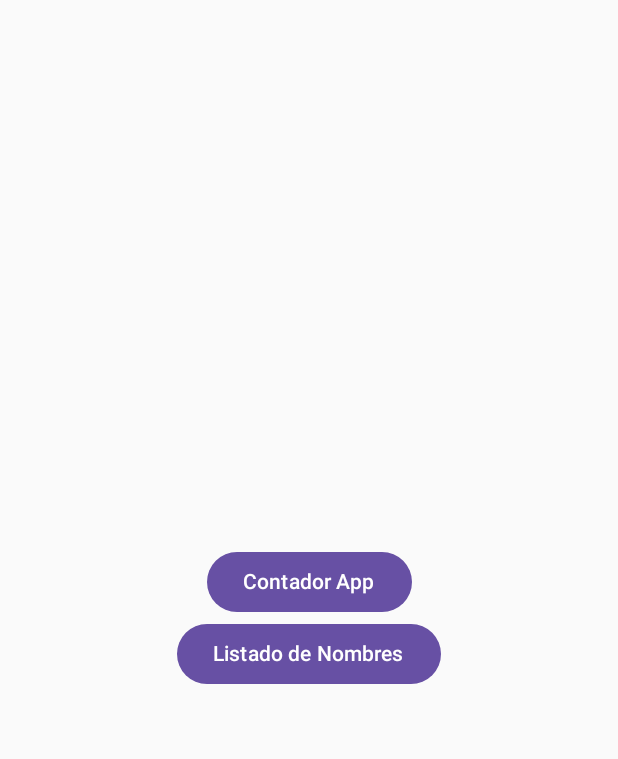
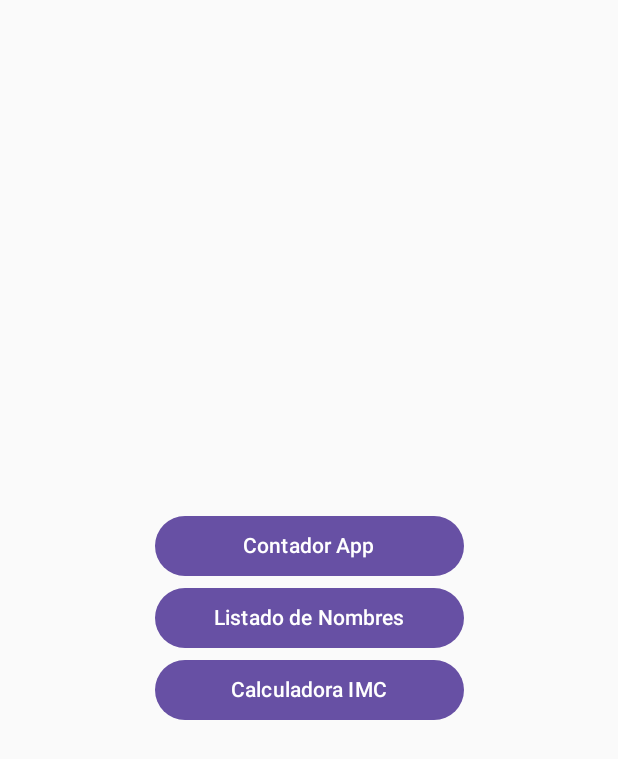
Before and after one commit to julioTID/AppsWithJetpackCompose, an Android app built with Jetpack Compose: the screen it shows after launch (MainActivity), on a phone screen of 412 x 824 dp. Shown: the top 759 px of the screen. Run offline under Robolectric (Android 15) with nearby library versions, the phone set to English and light mode, and no system bars.

Commit message:
Agregado IMC (Boton para ingresar y bosquejo de diseño). Faltan funcionalidades.

```diff
--- a/app/src/main/java/com/example/applicationswithcompose/Counter.kt
+++ b/app/src/main/java/com/example/applicationswithcompose/Counter.kt
@@ -12,7 +12,9 @@ import androidx.compose.runtime.remember
 import androidx.compose.runtime.setValue
 import androidx.compose.ui.Alignment
 import androidx.compose.ui.Modifier
+import androidx.compose.ui.tooling.preview.Preview
 
+@Preview
 @Composable
 fun Counter(){
 
--- a/app/src/main/java/com/example/applicationswithcompose/MainActivity.kt
+++ b/app/src/main/java/com/example/applicationswithcompose/MainActivity.kt
@@ -3,26 +3,24 @@ package com.example.applicationswithcompose
 import android.os.Bundle
 import androidx.activity.ComponentActivity
 import androidx.activity.compose.setContent
-import androidx.activity.enableEdgeToEdge
-import androidx.compose.foundation.layout.fillMaxSize
-import androidx.compose.foundation.layout.padding
-import androidx.compose.material3.Scaffold
-import androidx.compose.material3.Text
-import androidx.compose.runtime.Composable
-import androidx.compose.ui.Modifier
-import androidx.compose.ui.tooling.preview.Preview
 import androidx.navigation.compose.NavHost
 import androidx.navigation.compose.composable
 import androidx.navigation.compose.rememberNavController
-import com.example.applicationswithcompose.ui.theme.ApplicationsWithComposeTheme
-import com.example.applicationswithcompose.ui.theme.ScreenMain
 
 class MainActivity : ComponentActivity() {
     override fun onCreate(savedInstanceState: Bundle?) {
         super.onCreate(savedInstanceState)
         setContent {
+
+            //Creamos el navController
             val navController = rememberNavController()
+
+            //Declaramos el navHost
             NavHost(navController = navController, startDestination = "screen_main" , builder = {
+
+                //--Definimos las pantallas
+
+                    //Pantalla principal
                 composable(Routes.screenMain){
                     ScreenMain(navController)
                 }
@@ -32,6 +30,10 @@ class MainActivity : ComponentActivity() {
                 composable(Routes.screenInputName){
                     TextFieldWithLazyColumn()
                 }
+
+                composable(Routes.screenImc){
+                    ScreenImc()
+                }
             })
         }
     }
--- a/app/src/main/java/com/example/applicationswithcompose/Routes.kt
+++ b/app/src/main/java/com/example/applicationswithcompose/Routes.kt
@@ -4,4 +4,6 @@ object Routes {
     var screenMain = "screen_main"
     var screenCounter = "screen_counter"
     var screenInputName = "screen_input_name"
+    var screenImc = "screen_imc"
+    var screenImcTwo = "screen_imc_two"
 }
--- /dev/null
+++ b/app/src/main/java/com/example/applicationswithcompose/ScreenMain.kt
@@ -0,0 +1,57 @@
+package com.example.applicationswithcompose
+
+import androidx.compose.foundation.layout.Arrangement
+import androidx.compose.foundation.layout.Column
+import androidx.compose.foundation.layout.fillMaxSize
+import androidx.compose.foundation.layout.fillMaxWidth
+import androidx.compose.material3.Button
+import androidx.compose.material3.Text
+import androidx.compose.runtime.Composable
+import androidx.compose.ui.Alignment
+import androidx.compose.ui.Modifier
+import androidx.compose.ui.tooling.preview.Preview
+import androidx.navigation.NavController
+import androidx.navigation.compose.rememberNavController
+import com.example.applicationswithcompose.Routes
+
+@Composable
+fun ScreenMain(navController: NavController){
+    Column(
+        Modifier.fillMaxSize(),
+        horizontalAlignment = Alignment.CenterHorizontally,
+        verticalArrangement = Arrangement.Center
+    ) {
+
+        //Boton de Contador
+        Button(
+            onClick = { navController.navigate(Routes.screenCounter) },
+            modifier = Modifier.fillMaxWidth(0.5f)
+            ) {
+            Text(text = "Contador App")
+            }
+
+        //Boton de Lista de Nombres
+        Button(
+            onClick = { navController.navigate(Routes.screenInputName)},
+            modifier = Modifier.fillMaxWidth(0.5f)
+            ) {
+            Text(text = "Listado de Nombres")
+        }
+
+        //Boton de IMC
+        Button(
+            onClick = { navController.navigate(Routes.screenImc)},
+            modifier = Modifier.fillMaxWidth(0.5f))
+        {
+            Text(text = "Calculadora IMC")
+        }
+
+    }
+}
+
+@Preview
+@Composable
+fun ScreenMainPreview(){
+    val navController = rememberNavController()
+    ScreenMain(navController)
+}
--- a/app/src/main/java/com/example/applicationswithcompose/ui/theme/ScreenMain.kt
+++ /dev/null
@@ -1,33 +0,0 @@
-package com.example.applicationswithcompose.ui.theme
-
-import androidx.compose.foundation.layout.Arrangement
-import androidx.compose.foundation.layout.Column
-import androidx.compose.foundation.layout.fillMaxSize
-import androidx.compose.material3.Button
-import androidx.compose.material3.Text
-import androidx.compose.runtime.Composable
-import androidx.compose.ui.Alignment
-import androidx.compose.ui.Modifier
-import androidx.navigation.NavController
-import com.example.applicationswithcompose.Routes
-
-@Composable
-fun ScreenMain(navController: NavController){
-    Column(
-        Modifier.fillMaxSize(),
-        horizontalAlignment = Alignment.CenterHorizontally,
-        verticalArrangement = Arrangement.Center
-    ) {
-        Button(onClick = {
-            navController.navigate(Routes.screenCounter)
-        }) {
-            Text(text = "Contador App")
-            }
-
-        Button(onClick = {
-            navController.navigate(Routes.screenInputName)
-        }) {
-            Text(text = "Listado de Nombres")
-        }
-    }
-}
```
Also changed, not shown: app/src/main/java/com/example/applicationswithcompose/ScreenImc.kt (added, +183 -0 lines).
